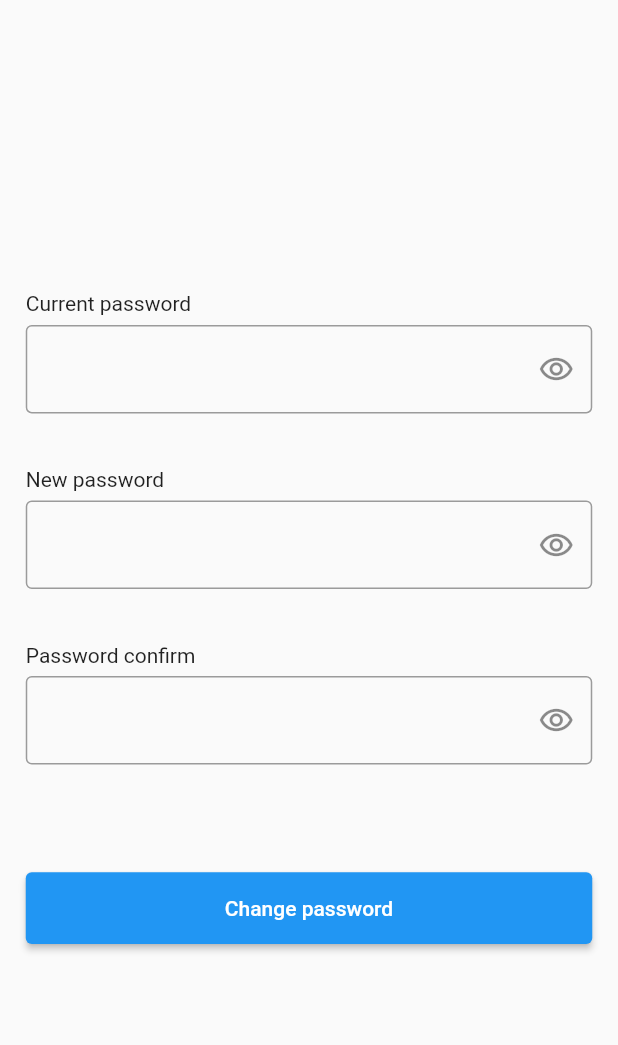
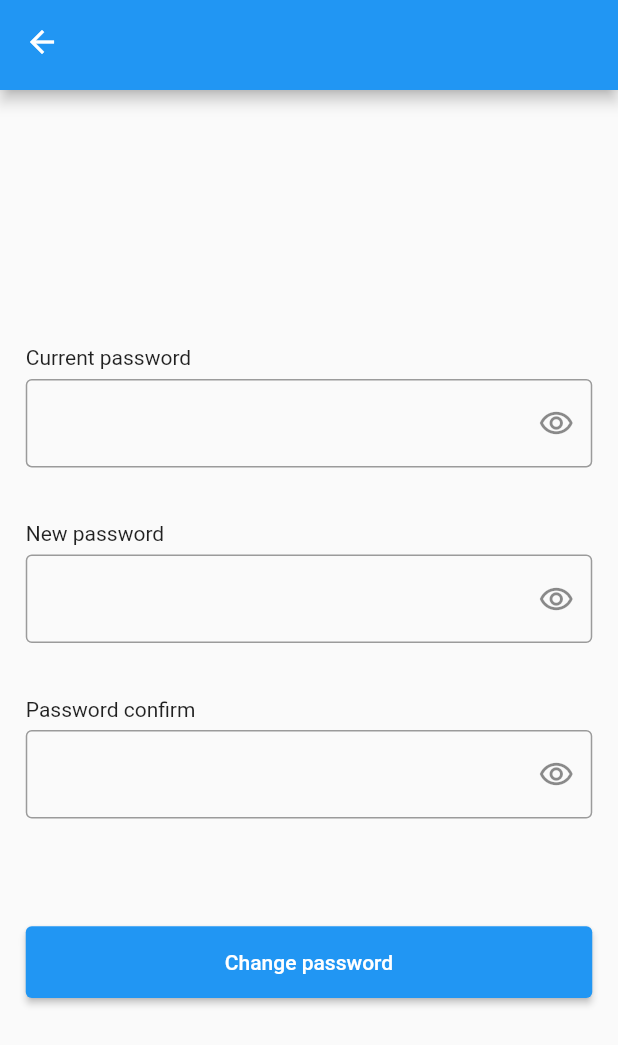
Before and after one commit to Lokki16/api_test_proj, a Flutter app: the ChangePasswordPage screen opened by its route, on a phone screen of 412 x 824 dp. Shown: the top 1045 px of the screen. Run offline on Flutter 3.47's test engine with Material 2 defaults, Android fonts, the phone set to English and light mode, and no system bars; our stand-ins replace flutter_bloc, flutter_screenutil, get, shared_preferences; accounts and stored records are empty; network calls fail.

Commit message:
update appbar

```diff
--- /dev/null
+++ b/lib/presentation/layout/default_body.dart
@@ -0,0 +1,64 @@
+import 'package:api_test_proj/presentation/widgets/custom_appbar.dart';
+import 'package:flutter/material.dart';
+import 'package:flutter_screenutil/flutter_screenutil.dart';
+
+class DefaultBody extends StatelessWidget {
+  final String title;
+  final bool back;
+  final bool settings;
+  final double topPadding;
+  final double bottomPadding;
+  final double horizontalPadding;
+  final Widget? footer;
+  final double footerHeight;
+  final Widget child;
+
+  const DefaultBody({
+    super.key,
+    this.title = '',
+    this.back = false,
+    this.settings = false,
+    this.topPadding = 10,
+    this.bottomPadding = 0,
+    this.horizontalPadding = 15,
+    this.footer,
+    this.footerHeight = 140,
+    required this.child,
+  });
+
+  double get calcBottomPadding =>
+      footer == null ? bottomPadding : bottomPadding + footerHeight;
+
+  @override
+  Widget build(BuildContext context) {
+    return Scaffold(
+      resizeToAvoidBottomInset: false,
+      appBar: CustomAppBar(title: title, back: back, settings: settings),
+      body: SafeArea(
+        child: Padding(
+          padding: EdgeInsets.only(
+            top: topPadding.h,
+            bottom: bottomPadding.h,
+            left: horizontalPadding.w,
+            right: horizontalPadding.w,
+          ),
+          child: child,
+        ),
+      ),
+      bottomSheet: _buildFooter(),
+    );
+  }
+
+  Widget? _buildFooter() {
+    if (footer != null) {
+      return Container(
+        padding: EdgeInsets.symmetric(horizontal: 67.w),
+        width: double.infinity,
+        height: footerHeight.h,
+        child: footer,
+      );
+    }
+
+    return null;
+  }
+}
--- a/lib/presentation/pages/authorization/authorization_page.dart
+++ b/lib/presentation/pages/authorization/authorization_page.dart
@@ -1,6 +1,7 @@
 import 'package:api_test_proj/bloc/authorization/authorization_bloc.dart';
 import 'package:api_test_proj/data/navigation/routes.dart';
 import 'package:api_test_proj/data/repositories/authorization/authorization_repository.dart';
+import 'package:api_test_proj/presentation/layout/default_body.dart';
 import 'package:api_test_proj/presentation/widgets/custom_button.dart';
 import 'package:api_test_proj/presentation/widgets/custom_popup.dart';
 import 'package:api_test_proj/presentation/widgets/custom_textfield.dart';
@@ -14,10 +15,7 @@ class AuthorizationPage extends StatelessWidget {
 
   @override
   Widget build(BuildContext context) {
-    return Scaffold(
-      body: SafeArea(
-        child: Padding(
-          padding: EdgeInsets.symmetric(vertical: 10.h, horizontal: 15.w),
+    return DefaultBody(
       child: BlocBuilder<AuthorizationBloc, AuthorizationState>(
         builder: (context, state) {
           if (state is AuthorizationInitialState) {
@@ -43,9 +41,8 @@ class AuthorizationPage extends StatelessWidget {
                   label: 'Password',
                   obscureText: state.isObscurePassword,
                   suffixIcon: Icons.remove_red_eye_outlined,
-                      suffixOnPressed: () => context
-                          .read<AuthorizationBloc>()
-                          .add(AuthorizationObsecurePasswordEvent(
+                  suffixOnPressed: () => context.read<AuthorizationBloc>().add(
+                      AuthorizationObsecurePasswordEvent(
                           !state.isObscurePassword)),
                   onChanged: (password) => context
                       .read<AuthorizationBloc>()
@@ -71,8 +68,6 @@ class AuthorizationPage extends StatelessWidget {
           return const SizedBox.shrink();
         },
       ),
-        ),
-      ),
     );
   }
 }
--- a/lib/presentation/pages/change_password/change_password_page.dart
+++ b/lib/presentation/pages/change_password/change_password_page.dart
@@ -1,6 +1,7 @@
 import 'package:api_test_proj/bloc/change_password/change_password_bloc.dart';
 import 'package:api_test_proj/data/navigation/routes.dart';
 import 'package:api_test_proj/data/repositories/change_password/change_password_repository.dart';
+import 'package:api_test_proj/presentation/layout/default_body.dart';
 import 'package:api_test_proj/presentation/widgets/custom_button.dart';
 import 'package:api_test_proj/presentation/widgets/custom_popup.dart';
 import 'package:api_test_proj/presentation/widgets/custom_textfield.dart';
@@ -14,10 +15,7 @@ class ChangePasswordPage extends StatelessWidget {
 
   @override
   Widget build(BuildContext context) {
-    return Scaffold(
-      body: SafeArea(
-        child: Padding(
-          padding: EdgeInsets.symmetric(vertical: 10.h, horizontal: 15.w),
+    return DefaultBody(
       child: BlocBuilder<ChangePasswordBloc, ChangePasswordState>(
         builder: (context, state) {
           if (state is ChangePasswordInitialState) {
@@ -36,9 +34,8 @@ class ChangePasswordPage extends StatelessWidget {
                   label: 'Current password',
                   obscureText: state.isObscureCurrentPassword,
                   suffixIcon: Icons.remove_red_eye_outlined,
-                      suffixOnPressed: () => context
-                          .read<ChangePasswordBloc>()
-                          .add(ObscureCurrentPasswordEvent(
+                  suffixOnPressed: () => context.read<ChangePasswordBloc>().add(
+                      ObscureCurrentPasswordEvent(
                           !state.isObscureCurrentPassword)),
                   onChanged: (currentPassword) => context
                       .read<ChangePasswordBloc>()
@@ -50,23 +47,19 @@ class ChangePasswordPage extends StatelessWidget {
                   label: 'New password',
                   obscureText: state.isObscureNewPassword,
                   suffixIcon: Icons.remove_red_eye_outlined,
-                      suffixOnPressed: () => context
-                          .read<ChangePasswordBloc>()
-                          .add(ObscureNewPasswordEvent(
-                              !state.isObscureNewPassword)),
+                  suffixOnPressed: () => context.read<ChangePasswordBloc>().add(
+                      ObscureNewPasswordEvent(!state.isObscureNewPassword)),
                   onChanged: (newPassword) => context
                       .read<ChangePasswordBloc>()
-                          .add(
-                              ChangeNewPasswordEvent(newPassword: newPassword)),
+                      .add(ChangeNewPasswordEvent(newPassword: newPassword)),
                 ),
                 SizedBox(height: 20.h),
                 CustomTextField(
                   label: 'Password confirm',
                   obscureText: state.isObscurePasswordConfirm,
                   suffixIcon: Icons.remove_red_eye_outlined,
-                      suffixOnPressed: () => context
-                          .read<ChangePasswordBloc>()
-                          .add(ObscurePasswordConfirmEvent(
+                  suffixOnPressed: () => context.read<ChangePasswordBloc>().add(
+                      ObscurePasswordConfirmEvent(
                           !state.isObscurePasswordConfirm)),
                   onChanged: (passwordConfirm) => context
                       .read<ChangePasswordBloc>()
@@ -97,8 +90,6 @@ class ChangePasswordPage extends StatelessWidget {
           return const SizedBox.shrink();
         },
       ),
-        ),
-      ),
     );
   }
 }
--- a/lib/presentation/pages/home/home_page.dart
+++ b/lib/presentation/pages/home/home_page.dart
@@ -1,24 +1,16 @@
 import 'package:api_test_proj/bloc/notification/notification_bloc.dart';
-import 'package:api_test_proj/data/navigation/routes.dart';
+import 'package:api_test_proj/presentation/layout/default_body.dart';
 import 'package:api_test_proj/presentation/widgets/custom_column.dart';
 import 'package:flutter/material.dart';
 import 'package:flutter_bloc/flutter_bloc.dart';
-import 'package:flutter_screenutil/flutter_screenutil.dart';
-import 'package:get/get.dart';
 
 class HomePage extends StatelessWidget {
   const HomePage({super.key});
 
   @override
   Widget build(BuildContext context) {
-    return Scaffold(
-      appBar: AppBar(actions: [
-        IconButton(
-          onPressed: () => Get.toNamed(AppRoutes.routeToChangePasswordPage),
-          icon: const Icon(Icons.settings),
-        ),
-      ]),
-      body: SafeArea(
+    return DefaultBody(
+      settings: true,
       child: BlocBuilder<NotificationBloc, NotificationState>(
         builder: (context, state) {
           if (state is NotificationInitialState) {
@@ -31,9 +23,6 @@ class HomePage extends StatelessWidget {
 
           if (state is NotificationLoadedState) {
             return SingleChildScrollView(
-                child: Padding(
-                  padding:
-                      EdgeInsets.symmetric(vertical: 10.h, horizontal: 15.w),
               child: CustomColumn(
                 space: 20,
                 children: [
@@ -49,8 +38,7 @@ class HomePage extends StatelessWidget {
                         Row(
                           children: [
                             const Text('Body: '),
-                                Expanded(
-                                    child: Text(data.body, softWrap: true)),
+                            Expanded(child: Text(data.body, softWrap: true)),
                           ],
                         ),
                         Row(
@@ -63,14 +51,12 @@ class HomePage extends StatelessWidget {
                     ),
                 ],
               ),
-                ),
             );
           }
 
           return const SizedBox.shrink();
         },
       ),
-      ),
     );
   }
 }
--- /dev/null
+++ b/lib/presentation/widgets/custom_appbar.dart
@@ -0,0 +1,49 @@
+import 'package:api_test_proj/data/navigation/routes.dart';
+import 'package:flutter/material.dart';
+import 'package:get/get.dart';
+
+class CustomAppBar extends StatelessWidget implements PreferredSizeWidget {
+  final String title;
+  final bool back;
+  final bool settings;
+
+  const CustomAppBar({
+    super.key,
+    required this.title,
+    required this.back,
+    required this.settings,
+  });
+
+  @override
+  Widget build(BuildContext context) {
+    return AppBar(
+      title: Text(title),
+      centerTitle: true,
+      leading: _buildLeading(),
+      actions: _buildActions(),
+    );
+  }
+
+  @override
+  Size get preferredSize => const Size(double.infinity, 60);
+
+  Widget? _buildLeading() {
+    if (back) {
+      return IconButton(
+        onPressed: () => Get.back(),
+        icon: const Icon(Icons.chevron_left_outlined),
+      );
+    }
+    return null;
+  }
+
+  List<Widget>? _buildActions() {
+    return [
+      if (settings)
+        IconButton(
+          onPressed: () => Get.toNamed(AppRoutes.routeToChangePasswordPage),
+          icon: const Icon(Icons.settings),
+        ),
+    ];
+  }
+}
```
Lines whose indentation alone changed are shown as unchanged.
